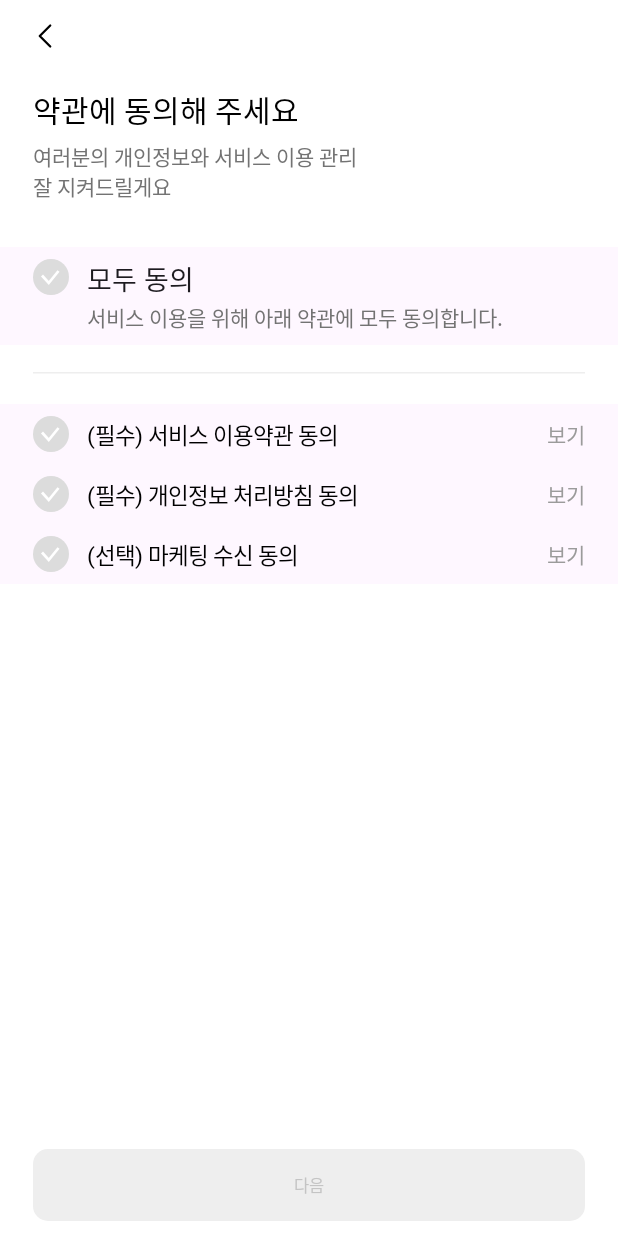
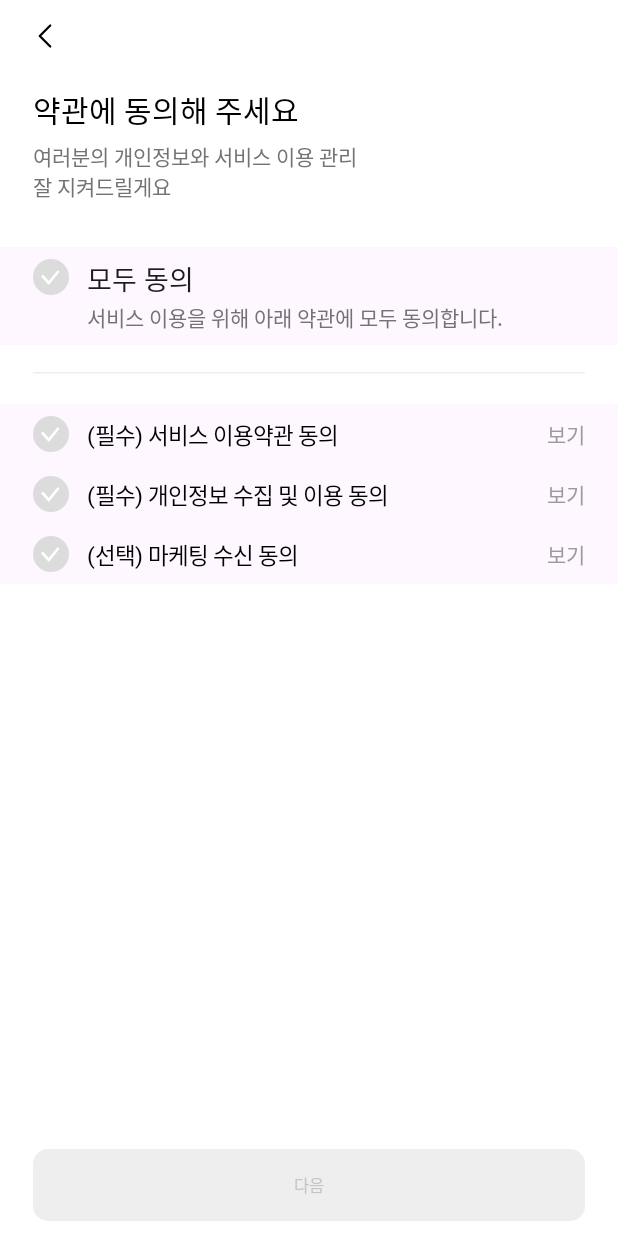
Before and after one commit to zerosome-dev/zerosome-android, an Android app built with Jetpack Compose: the composable TermsScreen shown on its own in the app's theme, on a phone screen of 412 x 824 dp. Run offline under Robolectric (Android 15) with nearby library versions, the phone set to English and light mode, and no system bars; our stand-ins replace Dagger/Hilt's generated code; Roboto replaces fonts that are not available here.

Commit message:
String Resource 변경.

```diff
--- a/design/src/main/res/values/strings.xml
+++ b/design/src/main/res/values/strings.xml
@@ -21,7 +21,7 @@
     <string name="screen_terms_accept_all_description">서비스 이용을 위해 아래 약관에 모두 동의합니다.</string>
     <string name="screen_terms_watch_page">보기</string>
     <string name="screen_terms_context_service">(필수) 서비스 이용약관 동의</string>
-    <string name="screen_terms_context_privacy">(필수) 개인정보 처리방침 동의</string>
+    <string name="screen_terms_context_privacy">(필수) 개인정보 수집 및 이용 동의</string>
     <string name="screen_terms_context_marketing">(선택) 마케팅 수신 동의</string>
 
     <!--  Nickname Screen  -->
```
